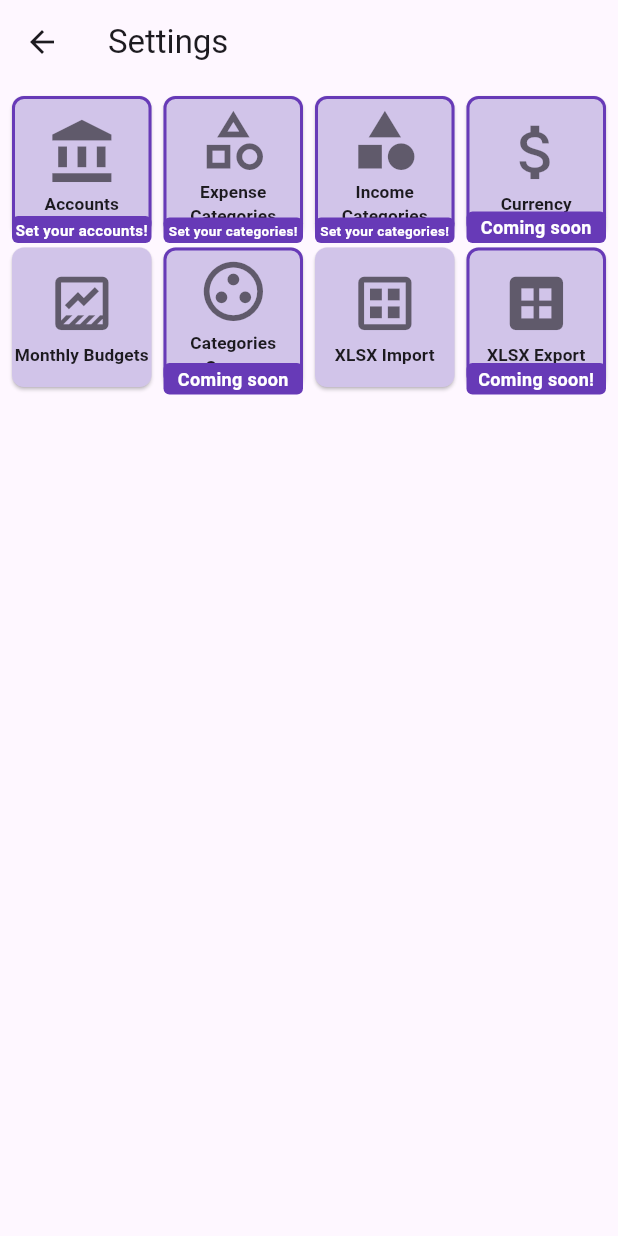
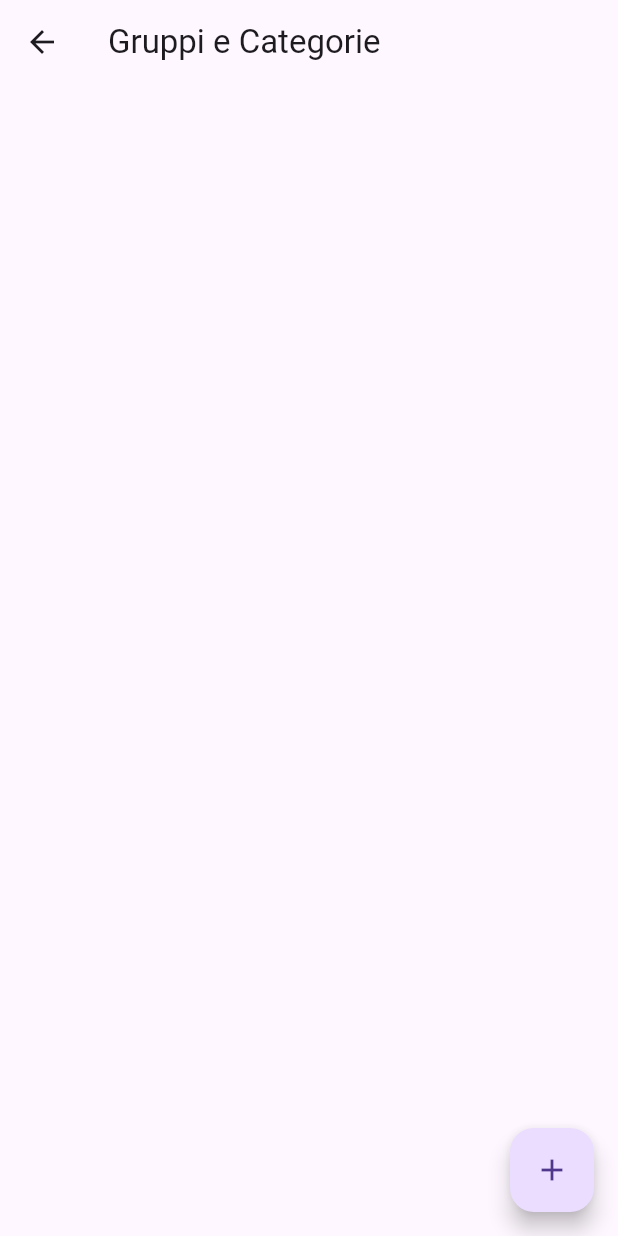
Before and after one commit to lorentz3/moneepi, a Flutter app: the SettingsPage screen opened directly, after a tap on "Categories Groups", on a phone screen of 412 x 824 dp. Run offline on Flutter 3.47's test engine with Material 3 defaults, Android fonts, the phone set to English and light mode, and no system bars; our stand-ins replace file_picker, fl_chart, flutter_screenutil, sqflite; missing offline and left inert: excel, month_year_picker; accounts and stored records are empty.

Commit message:
groups start

```diff
--- /dev/null
+++ b/lib/dto/group_dto.dart
@@ -0,0 +1,23 @@
+import 'package:myfinance2/model/category.dart';
+
+class GroupDto {
+  final int? id;
+  String? icon;
+  String name;
+  int sort;
+  double? monthThreshold;
+  double? yearThreshold;
+  List<Category>? categories;
+
+  GroupDto({this.id, this.icon, required this.name, required this.sort, this.monthThreshold, this.yearThreshold, this.categories});
+
+  factory GroupDto.fromJson(Map<String, dynamic> json) => GroupDto(
+    id: json['id'],
+    icon: json['icon'],
+    name: json['name'],
+    sort: json['sort'],
+    monthThreshold: json['monthThreshold'],
+    yearThreshold: json['yearThreshold'],
+  );
+
+}
--- a/lib/pages/accounts_page.dart
+++ b/lib/pages/accounts_page.dart
@@ -186,7 +186,7 @@ class AccountsPageState extends State<AccountsPage> {
       builder: (BuildContext context) {
         if (transactionExists) {
           return AlertDialog(
-            content: const Text("The account cannot be deleted, there are Categories referencing this account.")
+            content: const Text("The account cannot be deleted, there are Transactions referencing this account.")
           );
         } else {
           return AlertDialog(
--- a/lib/pages/categories_page.dart
+++ b/lib/pages/categories_page.dart
@@ -54,7 +54,7 @@ class CategoriesPageState extends State<CategoriesPage> {
                 itemBuilder: (context, index) => Container(
                   width: width,
                   margin: const EdgeInsets.all(10),
-                  height: 20,
+                  height: 25,
                   child: Row(
                     children: [
                       Expanded(
@@ -226,7 +226,7 @@ class CategoriesPageState extends State<CategoriesPage> {
       builder: (BuildContext context) {
         if (transactionExists) {
           return AlertDialog(
-            content: const Text("The category cannot be deleted, there are Categories referencing this account.")
+            content: const Text("The category cannot be deleted, there are Transactions referencing this category.")
           );
         } else {
           return AlertDialog(
--- /dev/null
+++ b/lib/pages/groups_page.dart
@@ -0,0 +1,76 @@
+import 'package:flutter/material.dart';
+import 'package:myfinance2/dto/group_dto.dart';
+import 'package:myfinance2/pages/group_form_page.dart';
+import 'package:myfinance2/services/group_entity_service.dart';
+
+class GroupListPage extends StatefulWidget {
+  const GroupListPage({Key? key}) : super(key: key);
+
+  @override
+  State<GroupListPage> createState() => _GroupListPageState();
+}
+
+class _GroupListPageState extends State<GroupListPage> {
+  List<GroupDto> groups = [];
+
+  @override
+  void initState() {
+    super.initState();
+    _loadGroups();
+  }
+
+  Future<void> _loadGroups() async {
+    groups = await GroupEntityService.getGroupsWithCategories();
+    setState(() {});
+  }
+
+  void _navigateToEditGroup([GroupDto? group]) async {
+    final result = await Navigator.push(
+      context,
+      MaterialPageRoute(builder: (context) => GroupFormPage(group: group)),
+    );
+
+    if (result != null) {
+      setState(() {
+        if (result is GroupDto) {
+          if (group != null) {
+            // Modifica gruppo esistente
+            int index = groups.indexWhere((g) => g.id == group.id);
+            if (index != -1) groups[index] = result;
+          } else {
+            // Nuovo gruppo
+            groups.add(result);
+          }
+        } else if (result is int) {
+          // Eliminazione gruppo
+          groups.removeWhere((g) => g.id == result);
+        }
+      });
+    }
+  }
+
+  @override
+  Widget build(BuildContext context) {
+    return Scaffold(
+      appBar: AppBar(title: const Text("Gruppi e Categorie")),
+      body: ListView.builder(
+        itemCount: groups.length,
+        itemBuilder: (context, index) {
+          final group = groups[index];
+          return Card(
+            margin: const EdgeInsets.symmetric(vertical: 4, horizontal: 8),
+            child: ListTile(
+              title: Text(group.name, style: const TextStyle(fontWeight: FontWeight.bold)),
+              onTap: () => _navigateToEditGroup(group),
+              trailing: const Icon(Icons.edit),
+            ),
+          );
+        },
+      ),
+      floatingActionButton: FloatingActionButton(
+        onPressed: () => _navigateToEditGroup(),
+        child: const Icon(Icons.add),
+      ),
+    );
+  }
+}
--- a/lib/pages/settings_page.dart
+++ b/lib/pages/settings_page.dart
@@ -4,6 +4,7 @@ import 'package:myfinance2/model/category.dart';
 import 'package:myfinance2/model/category_type.dart';
 import 'package:myfinance2/pages/accounts_page.dart';
 import 'package:myfinance2/pages/categories_page.dart';
+import 'package:myfinance2/pages/groups_page.dart';
 import 'package:myfinance2/pages/import_xls_page.dart';
 import 'package:myfinance2/pages/monthly_threshold_page.dart';
 import 'package:myfinance2/services/account_entity_service.dart';
@@ -95,9 +96,7 @@ class SettingsPageState extends State<SettingsPage> {
               label: "Categories Groups",
               icon: Icons.group_work_outlined,
               size: buttonSize,
-              highlight: true,
-              highlightText: "Coming soon",
-              onPressed: () => {},
+              onPressed: () => _navigateToGroupListPage(),
             ),
             SquareButton(
               label: "XLSX Import",
@@ -177,6 +176,13 @@ class SettingsPageState extends State<SettingsPage> {
     );
   }
 
+  void _navigateToGroupListPage() async{
+    await Navigator.push(
+      context,
+      MaterialPageRoute(builder: (context) => GroupListPage()),
+    );
+  }
+
 //////////////////////////////////
 ///
   void _resetDatabase() async {
--- a/lib/services/group_entity_service.dart
+++ b/lib/services/group_entity_service.dart
@@ -1,4 +1,7 @@
 import 'package:myfinance2/database/database_helper.dart';
+import 'package:myfinance2/dto/group_dto.dart';
+import 'package:myfinance2/model/category.dart';
+import 'package:myfinance2/model/category_type.dart';
 import 'package:myfinance2/model/group.dart';
 import 'package:myfinance2/model/transaction_type.dart';
 
@@ -6,17 +9,59 @@ class GroupEntityService {
   static const String _tableName = "Groups";
   static const String _linksTableName = "Categories_Groups";
 
-  static Future<List<Group>> getAllGroups(TransactionType type) async {
+  static Future<List<Group>> getAllGroups() async {
     final db = await DatabaseHelper.getDb();
-    final List<Map<String, dynamic>> maps =  await db.query(
-      _tableName,
-      where: 'type = ?',
-      whereArgs: [type.toString().split('.').last],
-    );
+    final List<Map<String, dynamic>> maps =  await db.query(_tableName);
     if(maps.isEmpty){
       return [];
     }
     return List.generate(maps.length, (index) => Group.fromJson(maps[index]));
+  }
+
+  static Future<List<GroupDto>> getGroupsWithCategories() async {
+    final db = await DatabaseHelper.getDb();
+    final List<Map<String, dynamic>> results = await db.rawQuery('''
+      SELECT
+        g.id AS groupId, g.icon AS groupIcon, g.name AS groupName, g.sort AS groupSort,
+        g.monthThreshold AS groupMonthThreshold, g.yearThreshold AS groupYearThreshold,
+        c.id AS categoryId, c.icon AS categoryIcon, c.name AS categoryName, c.sort AS categorySort,
+        c.monthThreshold AS categoryMonthThreshold, c.yearThreshold AS categoryYearThreshold, c.type as categoryType
+      FROM Groups g
+      LEFT JOIN Categories_Groups cg ON g.id = cg.groupId
+      LEFT JOIN Categories c ON cg.categoryId = c.id
+      ORDER BY g.sort, c.sort
+    ''');
+
+    Map<int, GroupDto> groupMap = {};
+
+    for (var row in results) {
+      int groupId = row['groupId'];
+      if (!groupMap.containsKey(groupId)) {
+        groupMap[groupId] = GroupDto(
+          id: groupId,
+          icon: row['groupIcon'],
+          name: row['groupName'],
+          sort: row['groupSort'],
+          monthThreshold: row['groupMonthThreshold'],
+          yearThreshold: row['groupYearThreshold'],
+          categories: [],
+        );
+      }
+
+      if (row['categoryId'] != null) {
+        groupMap[groupId]!.categories!.add(Category(
+          id: row['categoryId'],
+          icon: row['categoryIcon'],
+          name: row['categoryName'],
+          type: CategoryType.values.byName(row['categoryType']),
+          sort: row['categorySort'],
+          monthThreshold: row['categoryMonthThreshold'],
+          yearThreshold: row['categoryYearThreshold'],
+        ));
+      }
+    }
+
+    return groupMap.values.toList();
   }
 
   static void updateGroup(Group group) async {
--- a/pubspec.yaml
+++ b/pubspec.yaml
@@ -41,6 +41,7 @@ dependencies:
   month_year_picker: ^0.4.0+1
   file_picker: ^9.0.2
   excel: ^4.0.6
+  flutter_screenutil: ^5.9.3
 
 dev_dependencies:
   flutter_test:
```
Also changed, not shown: lib/main.dart (+10 -3 lines), lib/pages/group_form_page.dart (added, +70 -0 lines), lib/utils/size_utils.dart (added, +10 -0 lines), pubspec.lock.
